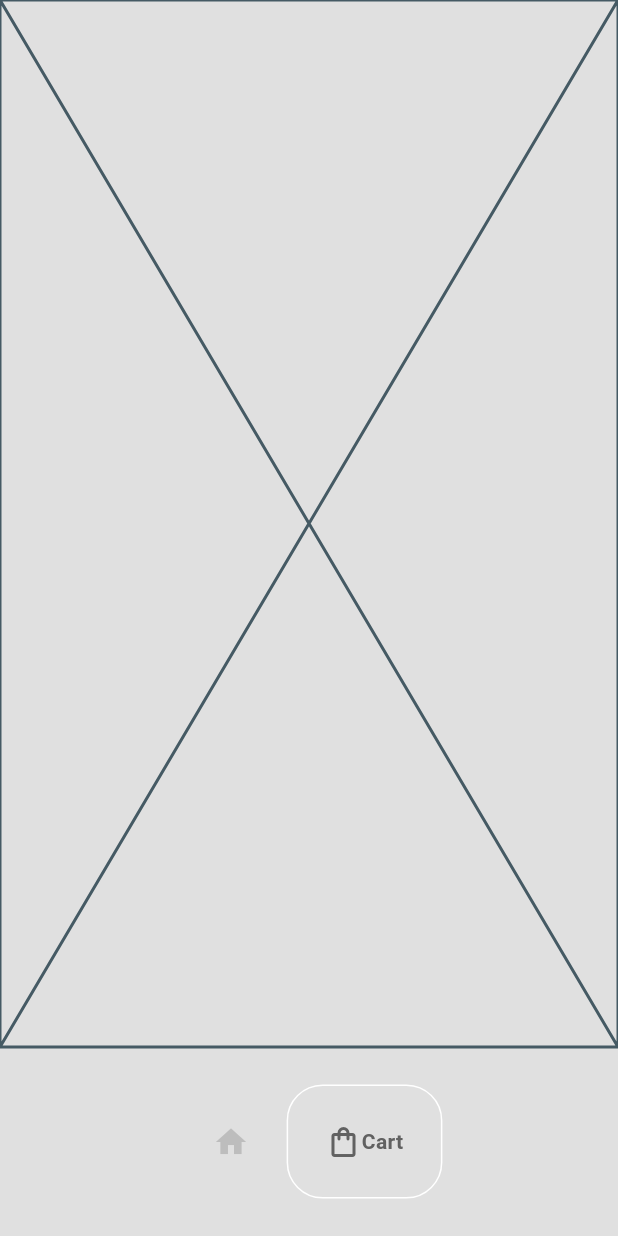
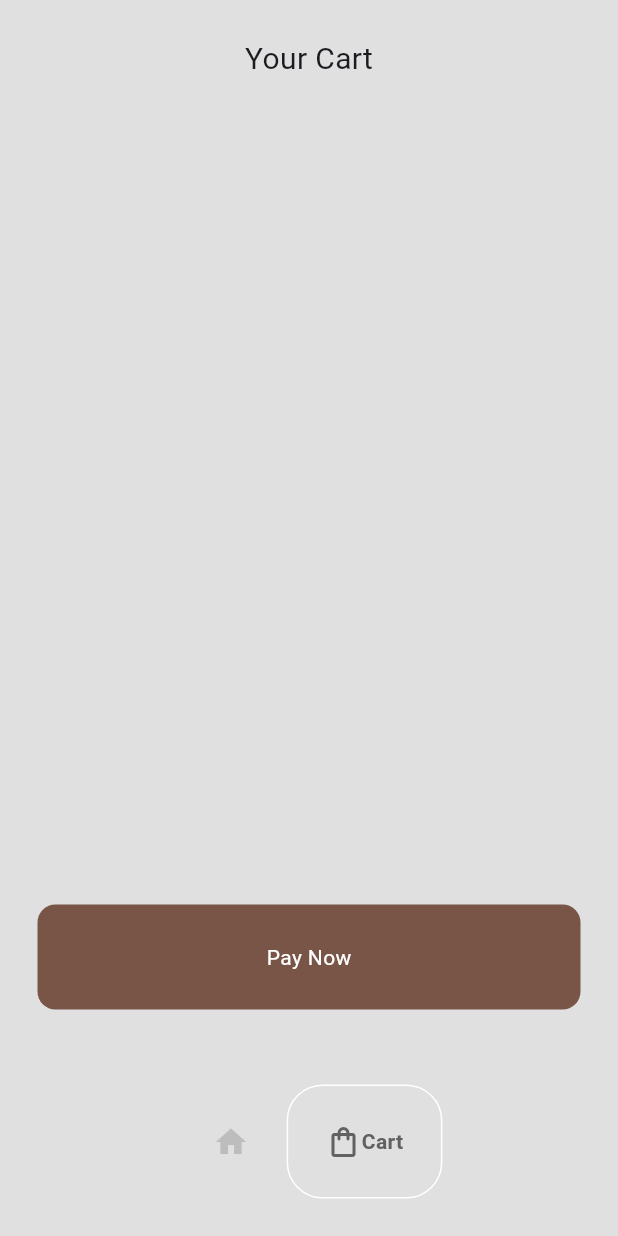
Before and after one commit to alohadancemeow/flutter_application_6, a Flutter app: the screen it shows after launch, item 2 of the bottom bar chosen, on a phone screen of 412 x 824 dp. Run offline on Flutter 3.47's test engine with Material 3 defaults, Android fonts, the phone set to English and light mode, and no system bars; drawn by our look-alikes of google_nav_bar.

Commit message:
✅ cart page

```diff
--- a/lib/components/bottom_nav_bar.dart
+++ b/lib/components/bottom_nav_bar.dart
@@ -1,6 +1,7 @@
 import 'package:flutter/material.dart';
 import 'package:google_nav_bar/google_nav_bar.dart';
 
+// ignore: must_be_immutable
 class MyBottomNavBar extends StatelessWidget {
   void Function(int)? onTabChange;
 
--- a/lib/main.dart
+++ b/lib/main.dart
@@ -1,5 +1,7 @@
 import 'package:flutter/material.dart';
+import 'package:flutter_application_6/models/coffee_shop.dart';
 import 'package:flutter_application_6/pages/homepage.dart';
+import 'package:provider/provider.dart';
 
 void main() {
   runApp(const MainApp());
@@ -10,9 +12,12 @@ class MainApp extends StatelessWidget {
 
   @override
   Widget build(BuildContext context) {
-    return const MaterialApp(
-      debugShowCheckedModeBanner: false,
-      home: HomePage(),
+    return ChangeNotifierProvider(
+      create: (context) => CoffeeShop(),
+      builder: (context, child) => const MaterialApp(
+        debugShowCheckedModeBanner: false,
+        home: HomePage(),
+      ),
     );
   }
 }
--- /dev/null
+++ b/lib/models/coffee.dart
@@ -0,0 +1,11 @@
+class Coffee {
+  final String name;
+  final String price;
+  final String imagePath;
+
+  Coffee({
+    required this.name,
+    required this.price,
+    required this.imagePath,
+  });
+}
--- /dev/null
+++ b/lib/models/coffee_shop.dart
@@ -0,0 +1,46 @@
+import 'package:flutter/material.dart';
+import 'package:flutter_application_6/models/coffee.dart';
+
+class CoffeeShop extends ChangeNotifier {
+  final List<Coffee> _shop = [
+    Coffee(
+      name: 'Long Black',
+      price: '4.10',
+      imagePath: 'lib/images/coffee-cup.png',
+    ),
+    Coffee(
+      name: 'Latte',
+      price: '4.20',
+      imagePath: 'lib/images/latte-art.png',
+    ),
+    Coffee(
+      name: 'Espresso',
+      price: '4.30',
+      imagePath: 'lib/images/expresso.png',
+    ),
+    Coffee(
+      name: 'Ice coffee',
+      price: '4.40',
+      imagePath: 'lib/images/iced-latte.png',
+    ),
+  ];
+
+  // use cart
+  List<Coffee> _userCart = [];
+
+  // getter
+  List<Coffee> get coffeeShop => _shop;
+  List<Coffee> get userCart => _userCart;
+
+  // add item to cart
+  void addItemToCart(Coffee coffee) {
+    _userCart.add(coffee);
+    notifyListeners();
+  }
+
+  // remove item from cart
+  void removeItemFromCart(Coffee coffee) {
+    _userCart.remove(coffee);
+    notifyListeners();
+  }
+}
--- a/lib/pages/cartpage.dart
+++ b/lib/pages/cartpage.dart
@@ -1,4 +1,8 @@
 import 'package:flutter/material.dart';
+import 'package:flutter_application_6/components/coffee_tile.dart';
+import 'package:flutter_application_6/models/coffee.dart';
+import 'package:flutter_application_6/models/coffee_shop.dart';
+import 'package:provider/provider.dart';
 
 class CartPage extends StatefulWidget {
   const CartPage({super.key});
@@ -8,8 +12,60 @@ class CartPage extends StatefulWidget {
 }
 
 class _CartPageState extends State<CartPage> {
+  void removeFromCart(Coffee coffee) {
+    Provider.of<CoffeeShop>(context, listen: false).removeItemFromCart(coffee);
+  }
+
+  void payNow() => {};
+
   @override
   Widget build(BuildContext context) {
-    return const Placeholder();
+    return Consumer<CoffeeShop>(
+      builder: (context, value, child) => SafeArea(
+        child: Padding(
+          padding: const EdgeInsets.all(25.0),
+          child: Column(
+            children: [
+              const Text(
+                'Your Cart',
+                style: TextStyle(fontSize: 20),
+              ),
+              const SizedBox(height: 25),
+              Expanded(
+                child: ListView.builder(
+                  itemCount: value.userCart.length,
+                  itemBuilder: (context, index) {
+                    Coffee coffee = value.userCart[index];
+
+                    return CoffeeTile(
+                      coffee: coffee,
+                      icon: const Icon(Icons.delete),
+                      onPressed: () => removeFromCart(coffee),
+                    );
+                  },
+                ),
+              ),
+              GestureDetector(
+                onTap: payNow,
+                child: Container(
+                  padding: const EdgeInsets.all(25.0),
+                  width: double.infinity,
+                  decoration: BoxDecoration(
+                    color: Colors.brown,
+                    borderRadius: BorderRadius.circular(12),
+                  ),
+                  child: const Center(
+                    child: Text(
+                      'Pay Now',
+                      style: TextStyle(color: Colors.white),
+                    ),
+                  ),
+                ),
+              )
+            ],
+          ),
+        ),
+      ),
+    );
   }
 }
--- a/lib/pages/homepage.dart
+++ b/lib/pages/homepage.dart
@@ -21,7 +21,7 @@ class _HomePageState extends State<HomePage> {
   }
 
   // pages
-  final List<Widget> _pages = [
+  final List<Widget> _pages = const [
     ShopPage(),
     CartPage(),
   ];
```
Also changed, not shown: lib/components/coffee_tile.dart (added, +40 -0 lines), lib/pages/shoppage.dart (+48 -1 lines), pubspec.yaml (+5 -2 lines), lib/images/coffee-cup.png (added), lib/images/expresso.png (added), lib/images/iced-latte.png (added), lib/images/latte-art.png (added), pubspec.lock.
